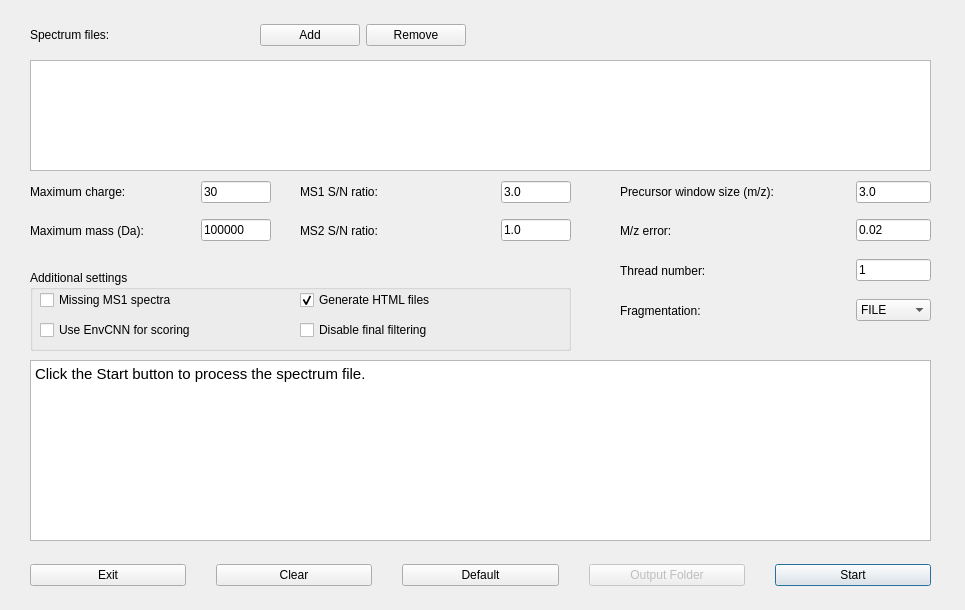
First picture: the form in src/gui/topfd/topfddialog.ui, repository toppic-suite/toppic-suite, before the edit.
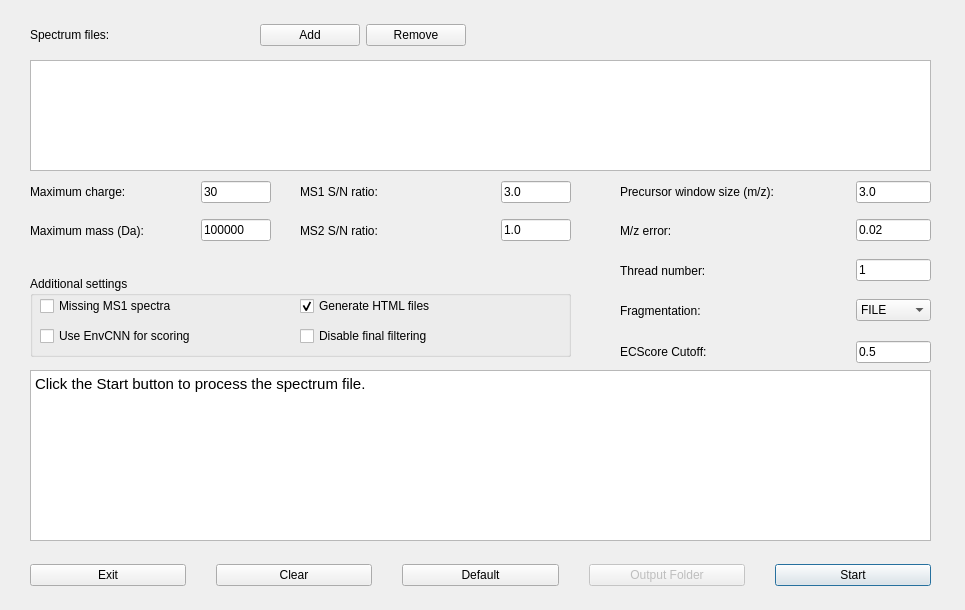
Second picture: the form after the edit. Icons and pictures are not drawn.

Commit message: Add ECScore argument in TopFD GUI

```diff
--- a/src/gui/topfd/topfddialog.ui
+++ b/src/gui/topfd/topfddialog.ui
@@ -489,16 +489,17 @@
     <property name="geometry">
      <rect>
       <x>30</x>
-      <y>360</y>
+      <y>370</y>
       <width>901</width>
-      <height>181</height>
+      <height>171</height>
      </rect>
     </property>
     <property name="html">
      <string>&lt;!DOCTYPE HTML PUBLIC &quot;-//W3C//DTD HTML 4.0//EN&quot; &quot;http://www.w3.org/TR/REC-html40/strict.dtd&quot;&gt;
-&lt;html&gt;&lt;head&gt;&lt;meta name=&quot;qrichtext&quot; content=&quot;1&quot; /&gt;&lt;style type=&quot;text/css&quot;&gt;
+&lt;html&gt;&lt;head&gt;&lt;meta name=&quot;qrichtext&quot; content=&quot;1&quot; /&gt;&lt;meta charset=&quot;utf-8&quot; /&gt;&lt;style type=&quot;text/css&quot;&gt;
 p, li { white-space: pre-wrap; }
-&lt;/style&gt;&lt;/head&gt;&lt;body style=&quot; font-family:'MS Shell Dlg 2'; font-size:7.8pt; font-weight:400; font-style:normal;&quot;&gt;
+hr { height: 1px; border-width: 0; }
+&lt;/style&gt;&lt;/head&gt;&lt;body style=&quot; font-family:'Segoe UI'; font-size:9pt; font-weight:400; font-style:normal;&quot;&gt;
 &lt;p style=&quot; margin-top:0px; margin-bottom:0px; margin-left:0px; margin-right:0px; -qt-block-indent:0; text-indent:0px;&quot;&gt;&lt;span style=&quot; font-family:'Cantarell'; font-size:11pt;&quot;&gt;Click the Start button to process the spectrum file.&lt;/span&gt;&lt;/p&gt;&lt;/body&gt;&lt;/html&gt;</string>
     </property>
    </widget>
@@ -592,7 +593,7 @@
     <property name="geometry">
      <rect>
       <x>30</x>
-      <y>270</y>
+      <y>276</y>
       <width>541</width>
       <height>81</height>
      </rect>
@@ -719,6 +720,50 @@
      </layout>
     </widget>
    </widget>
+   <widget class="QWidget" name="horizontalLayoutWidget_16">
+    <property name="geometry">
+     <rect>
+      <x>620</x>
+      <y>330</y>
+      <width>311</width>
+      <height>44</height>
+     </rect>
+    </property>
+    <layout class="QHBoxLayout" name="horizontalLayout_6" stretch="0,0">
+     <item>
+      <widget class="QLabel" name="label_9">
+       <property name="minimumSize">
+        <size>
+         <width>120</width>
+         <height>0</height>
+        </size>
+       </property>
+       <property name="text">
+        <string>ECScore Cutoff: </string>
+       </property>
+      </widget>
+     </item>
+     <item alignment="Qt::AlignRight">
+      <widget class="QLineEdit" name="ecscoreEdit">
+       <property name="minimumSize">
+        <size>
+         <width>0</width>
+         <height>0</height>
+        </size>
+       </property>
+       <property name="maximumSize">
+        <size>
+         <width>75</width>
+         <height>16777215</height>
+        </size>
+       </property>
+       <property name="text">
+        <string>0.5</string>
+       </property>
+      </widget>
+     </item>
+    </layout>
+   </widget>
    <zorder>listWidget</zorder>
    <zorder>horizontalLayoutWidget</zorder>
    <zorder>horizontalLayoutWidget_13</zorder>
```
Left out of the diff: 3 changed lines with no effect on the pictures. The commit also changes 4 other files.
